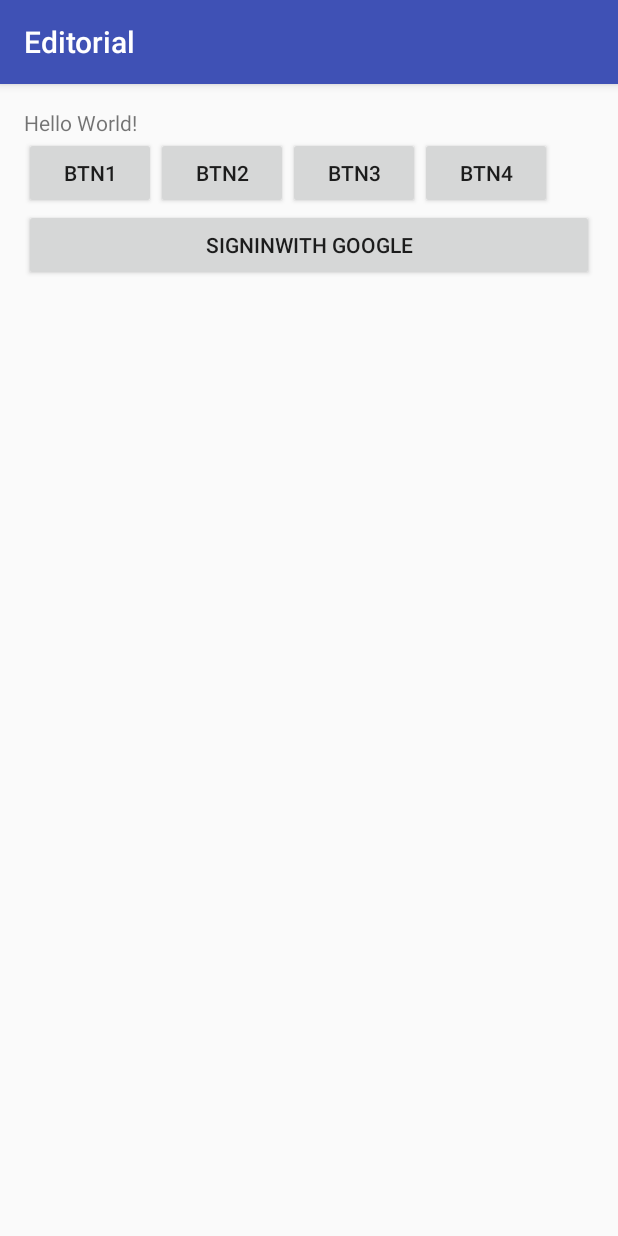
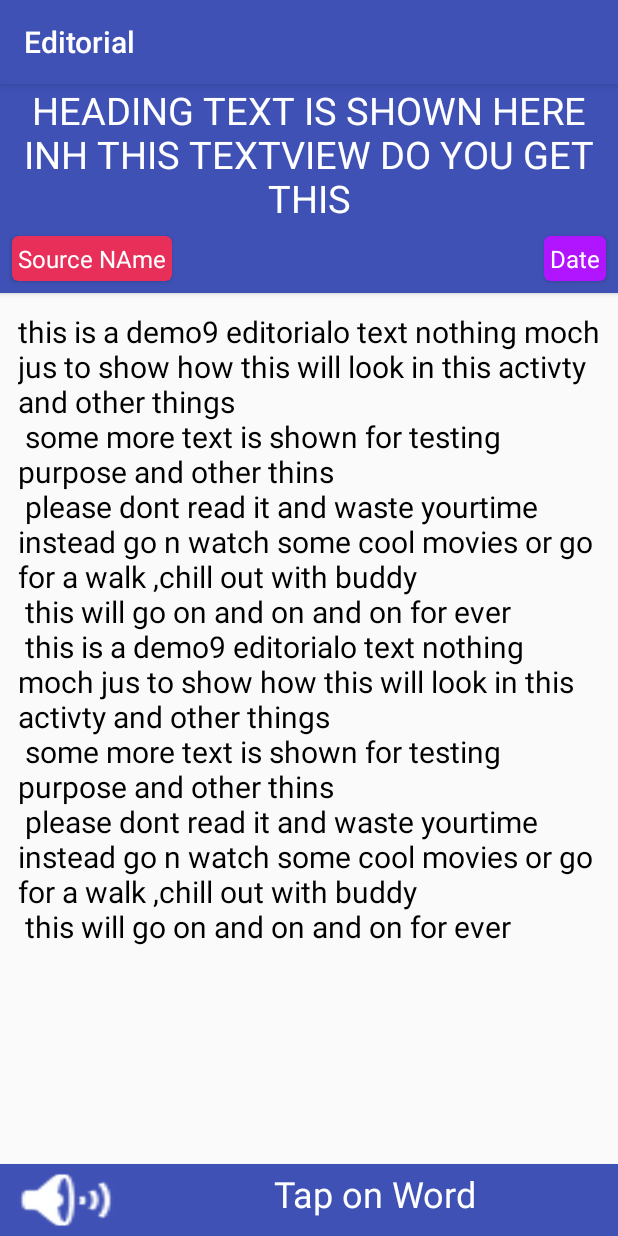
Before and after one commit to iamrahulyadav/Editorial, an Android app: the screen it shows after launch (TestActivity before the commit, EditorialFeedActivity after it), after a tap on "BTN3", on a phone screen of 412 x 824 dp. Run offline under Robolectric (Android 15) with nearby library versions, the phone set to English and light mode, and no system bars.

Commit message:
editorial activity in transition

```diff
--- a/app/build.gradle
+++ b/app/build.gradle
@@ -28,4 +28,6 @@ dependencies {
     testCompile 'junit:junit:4.12'
     compile "cz.msebera.android:httpclient:4.4.1.2"
 
+    compile 'com.android.support:design:25.1.1'
+    compile 'com.android.support:cardview-v7:25.1.1'
 }
--- a/app/src/main/AndroidManifest.xml
+++ b/app/src/main/AndroidManifest.xml
@@ -1,7 +1,9 @@
 <?xml version="1.0" encoding="utf-8"?>
 <manifest xmlns:android="http://schemas.android.com/apk/res/android"
     package="app.articles.vacabulary.editorial.gamefever.editorial">
-    <uses-permission android:name="android.permission.INTERNET"/>
+
+    <uses-permission android:name="android.permission.INTERNET" />
+
     <application
         android:allowBackup="true"
         android:icon="@mipmap/ic_launcher"
@@ -15,6 +17,7 @@
                 <category android:name="android.intent.category.LAUNCHER" />
             </intent-filter>
         </activity>
+        <activity android:name=".EditorialFeedActivity"></activity>
     </application>
 
 </manifest>
--- a/app/src/main/java/app/articles/vacabulary/editorial/gamefever/editorial/Dictionary.java
+++ b/app/src/main/java/app/articles/vacabulary/editorial/gamefever/editorial/Dictionary.java
@@ -28,6 +28,7 @@ public class Dictionary {
     private String[] wordsynonym;
     private boolean meaningFetched;
     private boolean synonymsFetched;
+    private EditorialFeedActivity editorialFeedActivity;
 
 
     public Dictionary(String word) {
@@ -139,8 +140,9 @@ public class Dictionary {
     }
 
 
-    public void fetchWordMeaning(String mword)  {
+    public void fetchWordMeaning(String mword , EditorialFeedActivity activity)  {
         this.setWord(mword.trim());
+        editorialFeedActivity =activity;
         new GetWordMeaning().execute();
         Log.d("My TAg", "after Getwordmeaning call");
         new GetRelatedWord().execute();
@@ -158,6 +160,7 @@ public class Dictionary {
         if (isMeaningFetched() && isSynonymsFetched()) {
             Log.d("Tag", "completeFetching: "+toString());
 
+            editorialFeedActivity.updateDictionaryText(this);
             /*call activity method and inform dictionary mening done fetching*/
         }
 
--- a/app/src/main/java/app/articles/vacabulary/editorial/gamefever/editorial/TestActivity.java
+++ b/app/src/main/java/app/articles/vacabulary/editorial/gamefever/editorial/TestActivity.java
@@ -1,5 +1,6 @@
 package app.articles.vacabulary.editorial.gamefever.editorial;
 
+import android.content.Intent;
 import android.support.v7.app.AppCompatActivity;
 import android.os.Bundle;
 import android.view.View;
@@ -22,10 +23,12 @@ public class TestActivity extends AppCompatActivity {
 
     public void btn2OnClick(View view) {
         Translation translation =new Translation("not");
-        translation.fetchTranslation();
+        //translation.fetchTranslation(this);
     }
 
     public void btn3OnClick(View view) {
+        Intent i =new Intent(this , EditorialFeedActivity.class);
+        startActivity(i);
     }
 
     public void btn4OnClick(View view) {
--- a/app/src/main/java/app/articles/vacabulary/editorial/gamefever/editorial/Translation.java
+++ b/app/src/main/java/app/articles/vacabulary/editorial/gamefever/editorial/Translation.java
@@ -38,6 +38,7 @@ import static java.lang.System.in;
 public class Translation {
     String word ;
     String wordTranslation;
+    EditorialFeedActivity editorialFeedActivity;
 
     public Translation(String word) {
         this.word = word;
@@ -64,11 +65,12 @@ public class Translation {
     }
 
 
-    public void fetchTranslation(){
+    public void fetchTranslation(EditorialFeedActivity activity){
 
 
         new Hinditranslation().execute();
 
+        editorialFeedActivity =activity;
         Log.d("tag", "fetchTranslation: After fetching translation");
 
     }
@@ -76,6 +78,9 @@ public class Translation {
     public void completeFetching(){
         /*call desired method and notify it that translation is fetched sucesfully*/
         Log.d("TAG", "doInBackground: "+wordTranslation);
+        if(!wordTranslation.equalsIgnoreCase("null")) {
+            editorialFeedActivity.updateTranslateText(this);
+        }
     }
 
 
@@ -139,18 +144,18 @@ public class Translation {
         }
 
         protected void onPostExecute(String results) {
+            wordTranslation = "null";
             if (results != null) {
 
                 try {
                     JSONObject jsonObj = new JSONObject(results);
 
                     JSONArray jsonarray =jsonObj.getJSONArray("text");
+
                     if(jsonObj.getInt("code") == 200) {
 
                         wordTranslation = jsonarray.getString(0);
 
-                    }else{
-                        wordTranslation = "null";
                     }
 
 
--- /dev/null
+++ b/app/src/main/res/layout/activity_editorial_feed.xml
@@ -0,0 +1,318 @@
+<?xml version="1.0" encoding="utf-8"?>
+<android.support.design.widget.CoordinatorLayout xmlns:android="http://schemas.android.com/apk/res/android"
+    xmlns:app="http://schemas.android.com/apk/res-auto"
+    xmlns:tools="http://schemas.android.com/tools"
+    android:id="@+id/activity_editorial_feed"
+    android:layout_width="match_parent"
+    android:layout_height="match_parent"
+    tools:context="app.articles.vacabulary.editorial.gamefever.editorial.EditorialFeedActivity">
+
+    <RelativeLayout
+        android:layout_width="match_parent"
+        android:layout_height="match_parent">
+        <!-- layout of bottom  translation cardview  -->
+        <android.support.v7.widget.CardView
+            android:id="@+id/editorial_feed_cardview"
+            android:layout_width="match_parent"
+            android:layout_height="wrap_content"
+            android:layout_alignParentBottom="true"
+            android:layout_alignParentLeft="true"
+            android:layout_alignParentStart="true"
+            app:cardBackgroundColor="@color/colorPrimary"
+            app:cardCornerRadius="0dp">
+
+            <LinearLayout
+                android:layout_width="match_parent"
+                android:layout_height="wrap_content"
+                android:orientation="horizontal">
+
+                <Button
+                    android:layout_width="wrap_content"
+                    android:layout_height="wrap_content"
+
+                    android:background="@android:drawable/ic_lock_silent_mode_off" />
+
+                <TextView
+                    android:id="@+id/editorial_feed_cardview_textview"
+                    android:layout_width="0dp"
+                    android:layout_height="wrap_content"
+                    android:layout_weight="1"
+                    android:onClick="onDictionaryClick"
+                    android:text="Tap on Word"
+                    android:textAlignment="center"
+                    android:textColor="#ffffff"
+                    android:textSize="24sp" />
+
+
+            </LinearLayout>
+
+
+        </android.support.v7.widget.CardView>
+
+        <!-- layout of full activity heading + source + date + texts textview included-->
+        <ScrollView
+            android:layout_width="match_parent"
+            android:layout_height="match_parent"
+            android:layout_above="@id/editorial_feed_cardview"
+            android:layout_alignParentLeft="true"
+            android:layout_alignParentStart="true"
+            android:layout_alignParentTop="true">
+
+            <LinearLayout
+                android:layout_width="match_parent"
+                android:layout_height="match_parent"
+                android:orientation="vertical">
+
+
+                <android.support.v7.widget.CardView
+                    android:layout_width="match_parent"
+                    android:layout_height="wrap_content"
+                    app:cardBackgroundColor="@color/colorPrimary"
+                    app:cardCornerRadius="0dp">
+
+                    <LinearLayout
+                        android:layout_width="match_parent"
+                        android:layout_height="wrap_content"
+                        android:orientation="vertical">
+
+                        <TextView
+                            android:layout_width="match_parent"
+                            android:layout_height="wrap_content"
+                            android:text="Heading text is shown here inh this textview do you get this"
+                            android:textAlignment="center"
+                            android:textAllCaps="true"
+                            android:textColor="@color/white"
+                            android:textSize="25sp"
+
+
+                            />
+
+
+                        <LinearLayout
+                            android:layout_width="match_parent"
+                            android:layout_height="wrap_content"
+                            android:orientation="horizontal">
+
+                            <android.support.v7.widget.CardView
+                                android:layout_width="wrap_content"
+                                android:layout_height="wrap_content"
+                                android:layout_margin="8dp"
+                                app:cardBackgroundColor="#e72f5a"
+                                app:cardCornerRadius="4dp">
+
+                                <TextView
+                                    android:id="@+id/textView"
+                                    android:layout_width="wrap_content"
+                                    android:layout_height="wrap_content"
+                                    android:layout_margin="4dp"
+                                    android:text="Source NAme"
+                                    android:textColor="@color/white"
+
+                                    android:textSize="16sp" />
+
+
+                            </android.support.v7.widget.CardView>
+
+
+                            <TextView
+                                android:layout_width="0dp"
+                                android:layout_height="wrap_content"
+                                android:layout_weight="1" />
+
+                            <android.support.v7.widget.CardView
+                                android:layout_width="wrap_content"
+                                android:layout_height="wrap_content"
+                                android:layout_margin="8dp"
+                                app:cardBackgroundColor="#b115ff"
+                                app:cardCornerRadius="4dp"
+
+                                >
+
+
+                                <TextView
+                                    android:layout_width="wrap_content"
+                                    android:layout_height="wrap_content"
+                                    android:layout_margin="4dp"
+                                    android:layout_marginLeft="200dp"
+                                    android:text="Date"
+                                    android:textColor="@color/white"
+                                    android:textSize="16sp" />
+
+                            </android.support.v7.widget.CardView>
+
+
+                        </LinearLayout>
+
+
+                    </LinearLayout>
+
+
+                </android.support.v7.widget.CardView>
+
+
+                <TextView
+                    android:id="@+id/editorial_text_textview"
+                    android:layout_width="match_parent"
+                    android:layout_height="wrap_content"
+
+                    android:layout_margin="12dp"
+                    android:text="this is a demo9 editorialo text nothing moch jus to show how this will look in this activty and other things \n some more text is shown for testing purpose and other thins \n please dont read it and waste yourtime instead go n watch some cool movies or go for a walk ,chill out with buddy \n this will go on and on and on for ever"
+                    android:textColor="@color/heading_color"
+                    android:textColorLink="@color/heading_color"
+                    android:textSize="20sp" />
+
+            </LinearLayout>
+
+        </ScrollView>
+
+    </RelativeLayout>
+
+
+    <!--layout of bottom sheet for showing word meaning and translation-->
+    <RelativeLayout
+        android:id="@+id/editorial_activity_bottom_sheet"
+        android:layout_width="match_parent"
+        android:layout_height="350dp"
+        android:background="@android:color/holo_orange_light"
+        android:clipToPadding="true"
+        app:behavior_hideable="true"
+        app:behavior_peekHeight="0dp"
+        app:layout_behavior="android.support.design.widget.BottomSheetBehavior"
+
+        >
+
+
+
+        <TextView
+            android:id="@+id/editorial_bottomsheet_heading_textview"
+            android:layout_width="match_parent"
+            android:layout_height="wrap_content"
+            android:text="hint and dictionary text"
+            android:textAlignment="center"
+            android:textColor="@color/heading_color"
+            android:textSize="30sp" />
+
+
+        <LinearLayout
+            android:layout_width="match_parent"
+            android:layout_height="wrap_content"
+            android:orientation="vertical"
+            android:layout_below="@id/editorial_bottomsheet_heading_textview"
+           android:id="@+id/editorial_bottomsheet_meaning_layout"
+            >
+
+            <android.support.v7.widget.CardView
+                android:layout_width="match_parent"
+                android:layout_height="wrap_content"
+                android:layout_margin="8dp"
+                app:cardBackgroundColor="#e72f5a"
+                app:cardCornerRadius="4dp">
+
+                <TextView
+                    android:layout_width="match_parent"
+                    android:layout_height="wrap_content"
+                    android:layout_margin="4dp"
+                    android:text="Meaning"
+                    android:textAlignment="center"
+                    android:textColor="@color/white"
+                    android:textSize="16sp" />
+
+            </android.support.v7.widget.CardView>
+
+
+
+            <TextView
+            android:id="@+id/editorial_bottomsheet_meaning_textview"
+            android:layout_width="match_parent"
+            android:layout_height="wrap_content"
+            android:layout_below="@id/editorial_bottomsheet_heading_textview"
+            android:text="meaning"
+            android:textSize="20sp"
+                android:textAlignment="center"
+            />
+        </LinearLayout>
+
+
+        <LinearLayout
+            android:layout_width="match_parent"
+            android:layout_height="wrap_content"
+            android:orientation="vertical"
+            android:layout_below="@id/editorial_bottomsheet_meaning_layout"
+            android:id="@+id/editorial_bottomsheet_synonyms_layout"
+            >
+
+            <android.support.v7.widget.CardView
+                android:layout_width="match_parent"
+                android:layout_height="wrap_content"
+                android:layout_margin="8dp"
+                app:cardBackgroundColor="#e72f5a"
+                app:cardCornerRadius="4dp">
+
+                <TextView
+                    android:layout_width="match_parent"
+                    android:layout_height="wrap_content"
+                    android:layout_margin="4dp"
+                    android:text="synonyms"
+                    android:textAlignment="center"
+                    android:textColor="@color/white"
+                    android:textSize="16sp" />
+
+            </android.support.v7.widget.CardView>
+
+
+
+            <TextView
+                android:id="@+id/editorial_bottomsheet_synonyms_textview"
+                android:layout_width="match_parent"
+                android:layout_height="wrap_content"
+                android:layout_below="@id/editorial_bottomsheet_heading_textview"
+                android:text="synonyms"
+                android:textSize="20sp"
+                android:textAlignment="center"
+                />
+        </LinearLayout>
+
+        <LinearLayout
+            android:layout_width="match_parent"
+            android:layout_height="wrap_content"
+            android:orientation="vertical"
+            android:layout_below="@id/editorial_bottomsheet_synonyms_layout"
+            >
+
+            <android.support.v7.widget.CardView
+                android:layout_width="match_parent"
+                android:layout_height="wrap_content"
+                android:layout_margin="8dp"
+                app:cardBackgroundColor="#e72f5a"
+                app:cardCornerRadius="4dp">
+
+                <TextView
+                    android:layout_width="match_parent"
+                    android:layout_height="wrap_content"
+                    android:layout_margin="4dp"
+                    android:text="Part Of speech"
+                    android:textAlignment="center"
+                    android:textColor="@color/white"
+                    android:textSize="16sp" />
+
+            </android.support.v7.widget.CardView>
+
+
+            <TextView
+                android:id="@+id/editorial_bottomsheet_partspeech_textview"
+                android:layout_width="match_parent"
+                android:layout_height="wrap_content"
+                android:layout_below="@id/editorial_bottomsheet_heading_textview"
+                android:text="part of speech"
+                android:textSize="20sp"
+                android:textAlignment="center"
+                />
+        </LinearLayout>
+
+
+
+
+    </RelativeLayout>
+
+
+</android.support.design.widget.CoordinatorLayout>
--- a/app/src/main/res/values/colors.xml
+++ b/app/src/main/res/values/colors.xml
@@ -3,4 +3,6 @@
     <color name="colorPrimary">#3F51B5</color>
     <color name="colorPrimaryDark">#303F9F</color>
     <color name="colorAccent">#FF4081</color>
+    <color name="heading_color">#000000</color>
+    <color name="white">#ffffff</color>
 </resources>
```
